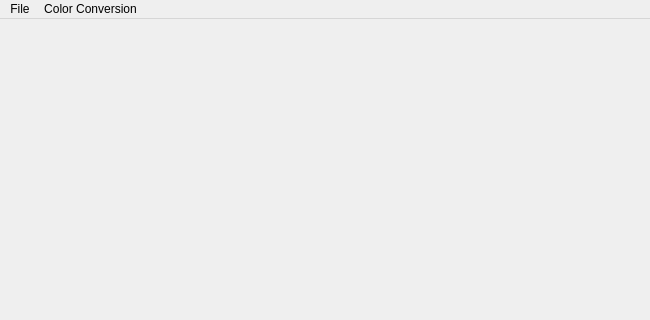
Old version of the form Sources/Interface/mainwindow.ui in the repository CucuAntonia/Object_Detection; both pictures show x 0 to 650 and y 0 to 320 of the 650 by 508 pixel window.
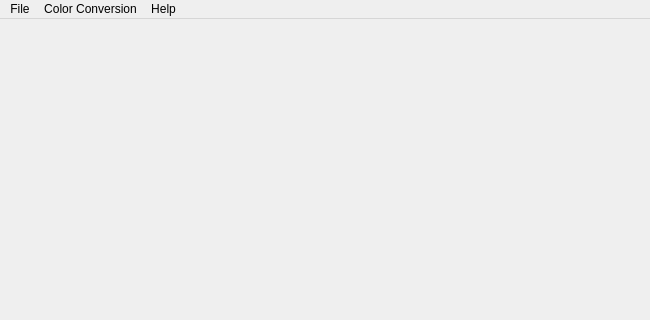
New version of the form.

```diff
--- a/Sources/Interface/mainwindow.ui
+++ b/Sources/Interface/mainwindow.ui
@@ -97,8 +97,15 @@
     <addaction name="actionRGB_to_BGR"/>
     <addaction name="actionBGR_to_RGB"/>
    </widget>
+   <widget class="QMenu" name="menuHelp">
+    <property name="title">
+     <string>Help</string>
+    </property>
+    <addaction name="actionOpen_Help_Page"/>
+   </widget>
    <addaction name="menuFile"/>
    <addaction name="menuColor_Conversion"/>
+   <addaction name="menuHelp"/>
   </widget>
   <widget class="QStatusBar" name="statusbar"/>
   <action name="actionOpen">
```
Left out of the diff: 8 changed lines with no effect on the pictures.
